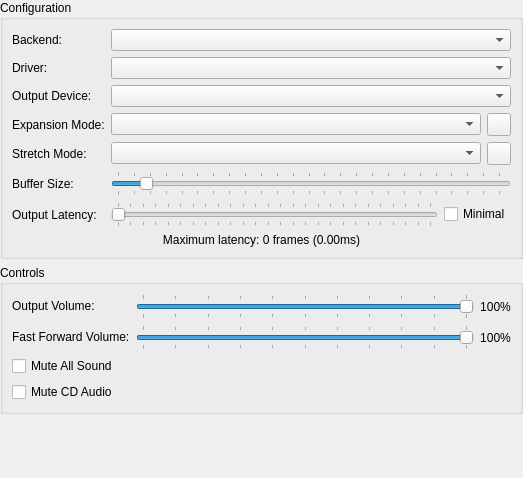
Qt form src/duckstation-qt/audiosettingswidget.ui (kofxi3584karlayang/duckstation) before a commit.
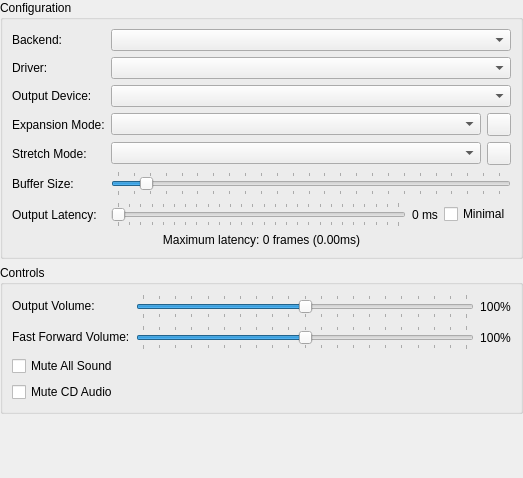
The same form after that commit. Icons and pictures are not drawn.

```diff
--- a/src/duckstation-qt/audiosettingswidget.ui
+++ b/src/duckstation-qt/audiosettingswidget.ui
@@ -91,6 +91,13 @@
           </property>
          </widget>
         </item>
+        <item>
+         <widget class="QLabel" name="outputLatencyLabel">
+          <property name="text">
+           <string>0 ms</string>
+          </property>
+         </widget>
+        </item>
         <item>
          <widget class="QCheckBox" name="outputLatencyMinimal">
           <property name="text">
@@ -207,7 +214,7 @@
         <item>
          <widget class="QSlider" name="volume">
           <property name="maximum">
-           <number>100</number>
+           <number>200</number>
           </property>
           <property name="value">
            <number>100</number>
@@ -246,7 +253,7 @@
         <item>
          <widget class="QSlider" name="fastForwardVolume">
           <property name="maximum">
-           <number>100</number>
+           <number>200</number>
           </property>
           <property name="value">
            <number>100</number>
```
